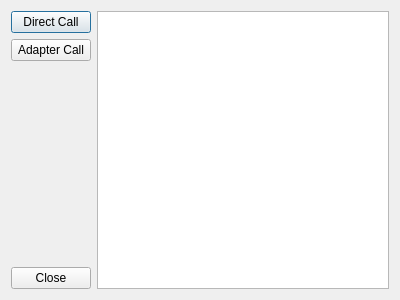
Above: Adapter1/Adapter1DemoDialog.ui from vRFEducation/designpatternsdemo before the change. Below: the same form after it.
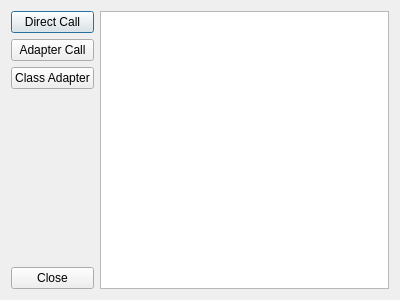
That is the form after the change.

Commit message: Adapter Pattern(Class Adapter) Added

Diff of the .ui file:
```diff
--- a/Adapter1/Adapter1DemoDialog.ui
+++ b/Adapter1/Adapter1DemoDialog.ui
@@ -30,6 +30,13 @@
        </property>
       </widget>
      </item>
+     <item>
+      <widget class="QPushButton" name="btnClassAdapter">
+       <property name="text">
+        <string>Class Adapter</string>
+       </property>
+      </widget>
+     </item>
      <item>
       <spacer name="verticalSpacer">
        <property name="orientation">
```
The commit also changes 5 other files.
